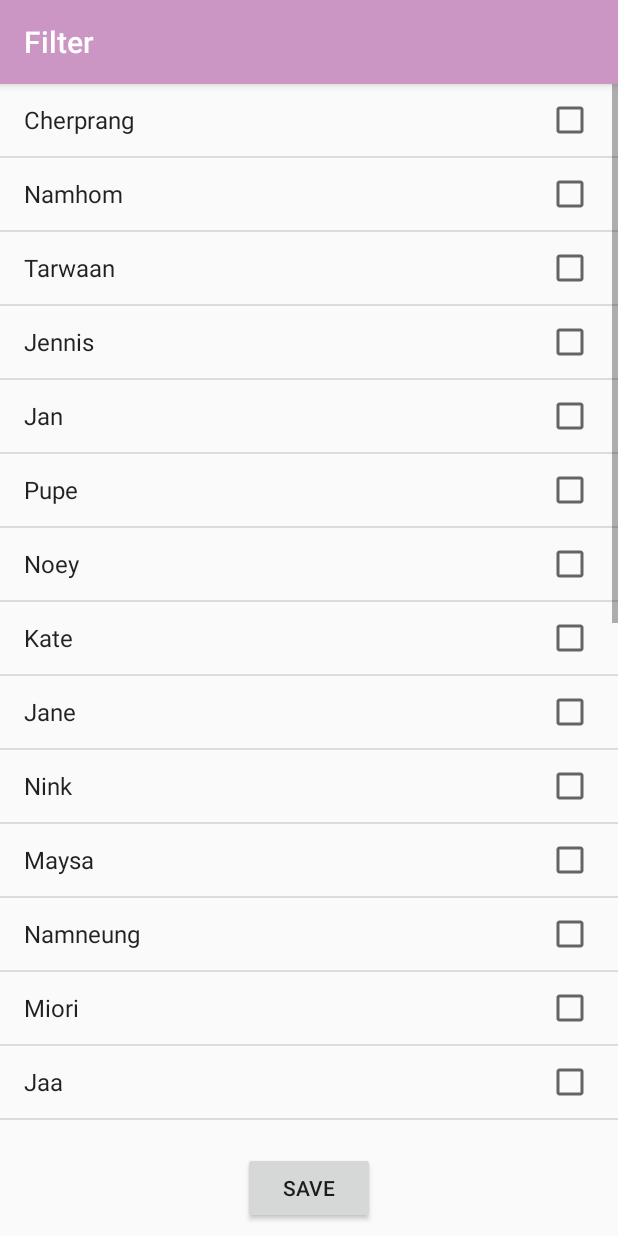
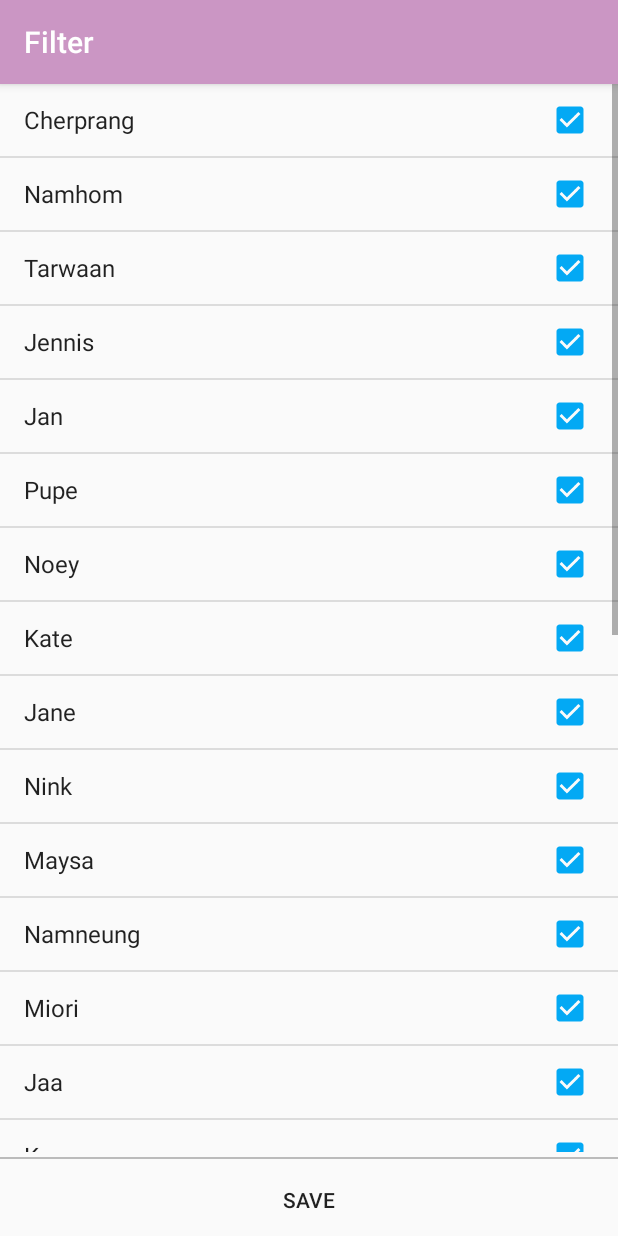
Before and after one commit to chin8628/final_project_android, an Android app: the screen it shows after launch (FilterActivity), in the options menu, after a tap on "Filter", on a phone screen of 412 x 824 dp. Run offline under Robolectric (Android 15) with nearby library versions, the phone set to English and light mode, and no system bars; our stand-ins replace ButterKnife; libraries missing offline, so code that uses them is left out: com.wang.avi, ss.com.bannerslider; pictures from the network do not load; 5 statements that could not run were skipped.

Commit message:
Fixed bug filter (checked wrong item) and don't load data after filter.

```diff
--- a/app/src/main/java/kmitl/fina/boonyarith58070077/bnk48feed/FilterActivity.java
+++ b/app/src/main/java/kmitl/fina/boonyarith58070077/bnk48feed/FilterActivity.java
@@ -9,15 +9,11 @@ import android.util.SparseBooleanArray;
 import android.view.View;
 import android.widget.AdapterView;
 import android.widget.ArrayAdapter;
-import android.widget.Button;
 import android.widget.ListView;
-import android.widget.Toast;
 
-import java.lang.reflect.Array;
 import java.util.ArrayList;
 import java.util.List;
 
-import butterknife.BindView;
 import butterknife.ButterKnife;
 import butterknife.OnClick;
 import kmitl.fina.boonyarith58070077.bnk48feed.model.member.Member;
@@ -32,7 +28,6 @@ public class FilterActivity extends AppCompatActivity {
     protected void onCreate(Bundle savedInstanceState) {
         super.onCreate(savedInstanceState);
         setContentView(R.layout.activity_filter);
-
         ButterKnife.bind(this);
 
         this.listView = findViewById(R.id.list_view);
@@ -44,22 +39,31 @@ public class FilterActivity extends AppCompatActivity {
         ArrayAdapter<String> adapter = new ArrayAdapter<String> (
                 this,
                 android.R.layout.simple_list_item_multiple_choice,
-                android.R.id.text1, this.listViewItems
+                android.R.id.text1,
+                this.listViewItems
         );
+        this.listView.setAdapter(adapter);
 
-        this.listView.setAdapter(adapter);
+        Log.d("www", "filter" + Member.getMemberFilter());
+        for (String member: Member.getMemberFilter()) {
+            this.listView.setItemChecked(Member.getMember().indexOf(member), true);
+        }
+
         sparseBooleanArray = listView.getCheckedItemPositions();
 
         Member.clearFilter();
-
+        final List<String> filter_member = new ArrayList<String>();
         listView.setOnItemClickListener(new AdapterView.OnItemClickListener() {
             @Override
             public void onItemClick(AdapterView<?> parent, View view, int position, long id) {
                 for (int i=0; i<sparseBooleanArray.size(); i++) {
                     if (sparseBooleanArray.valueAt(i)) {
-                        Member.addMemberFilter(listViewItems.get(sparseBooleanArray.keyAt(i)).toLowerCase());
+                        filter_member.add(listViewItems.get(sparseBooleanArray.keyAt(i)).toLowerCase());
                     }
                 }
+                Log.d("www", "filter after add>> " + filter_member.toString());
+                Member.setMemberFilter(filter_member);
+                Log.d("www", "filter after set>> " + Member.getMemberFilter().toString());
             }
         });
     }
--- a/app/src/main/java/kmitl/fina/boonyarith58070077/bnk48feed/MainActivity.java
+++ b/app/src/main/java/kmitl/fina/boonyarith58070077/bnk48feed/MainActivity.java
@@ -1,9 +1,9 @@
 package kmitl.fina.boonyarith58070077.bnk48feed;
 
 import android.app.Activity;
-import android.app.Instrumentation;
 import android.content.Intent;
 import android.os.Bundle;
+import android.support.annotation.NonNull;
 import android.support.v7.widget.LinearLayoutManager;
 import android.support.v7.widget.RecyclerView;
 import android.util.Log;
@@ -17,9 +17,6 @@ import android.view.Menu;
 import android.view.MenuItem;
 
 import com.wang.avi.AVLoadingIndicatorView;
-
-import java.util.ArrayList;
-import java.util.List;
 
 import kmitl.fina.boonyarith58070077.bnk48feed.api.FacebookApi;
 import kmitl.fina.boonyarith58070077.bnk48feed.model.DisplayModel;
@@ -39,13 +36,13 @@ public class MainActivity extends AppCompatActivity
     protected void onCreate(Bundle savedInstanceState) {
         super.onCreate(savedInstanceState);
         setContentView(R.layout.activity_main);
-        Toolbar toolbar = (Toolbar) findViewById(R.id.toolbar);
+        Toolbar toolbar = findViewById(R.id.toolbar);
         setSupportActionBar(toolbar);
 
         AVLoadingIndicatorView avi = new AVLoadingIndicatorView(this);
         avi.show();
 
-        DrawerLayout drawer = (DrawerLayout) findViewById(R.id.drawer_layout);
+        DrawerLayout drawer = findViewById(R.id.drawer_layout);
         ActionBarDrawerToggle toggle = new ActionBarDrawerToggle(
                 this, drawer, toolbar, R.string.navigation_drawer_open, R.string.navigation_drawer_close);
         drawer.addDrawerListener(toggle);
@@ -54,8 +51,8 @@ public class MainActivity extends AppCompatActivity
         NavigationView navigationView = (NavigationView) findViewById(R.id.nav_view);
         navigationView.setNavigationItemSelectedListener(this);
 
-        member.clearMemberAlreadyGetData();
-        for (String member: Member.getMember()) {
+        Member.clearMemberAlreadyGetData();
+        for (String member: Member.getMemberFilter()) {
             getFeed(member);
         }
     }
@@ -95,13 +92,10 @@ public class MainActivity extends AppCompatActivity
 
     @SuppressWarnings("StatementWithEmptyBody")
     @Override
-    public boolean onNavigationItemSelected(MenuItem item) {
-        // Handle navigation view item clicks here.
+    public boolean onNavigationItemSelected(@NonNull MenuItem item) {
         int id = item.getItemId();
 
         if (id == R.id.nav_camera) {
-            Member.clearMemberAlreadyGetData();
-            getFeed("cherprang", true);
         } else if (id == R.id.nav_gallery) {
 
         } else if (id == R.id.nav_slideshow) {
@@ -114,7 +108,7 @@ public class MainActivity extends AppCompatActivity
 
         }
 
-        DrawerLayout drawer = (DrawerLayout) findViewById(R.id.drawer_layout);
+        DrawerLayout drawer = findViewById(R.id.drawer_layout);
         drawer.closeDrawer(GravityCompat.START);
         return true;
     }
@@ -125,13 +119,8 @@ public class MainActivity extends AppCompatActivity
 
     private void getFeed(final String name, boolean clear) {
         // if `clear` is true then clear all data in FacebookDataList
-
-        Member.addMemberFilter(name);
         displayModel.clearData();
         callApi(name);
-
-        Log.d("www", Member.getMember().toString());
-        Log.d("www", Member.getMemberFilter().toString());
     }
 
     private void callApi(final String name) {
@@ -145,14 +134,14 @@ public class MainActivity extends AppCompatActivity
         FacebookApi api = retrofit.create(FacebookApi.class);
         api.getFeed(name).enqueue(new retrofit2.Callback<FacebookModel>() {
             @Override
-            public void onResponse(retrofit2.Call<FacebookModel> call, retrofit2.Response<FacebookModel> response) {
+            public void onResponse(@NonNull retrofit2.Call<FacebookModel> call, @NonNull retrofit2.Response<FacebookModel> response) {
                 Log.d("Response", "onResponse: " + name);
                 displayModel.setFacebookDataList(response.body());
                 member.addAlreadyGotMember(name);
             }
 
             @Override
-            public void onFailure(retrofit2.Call<FacebookModel> call, Throwable t) {
+            public void onFailure(@NonNull retrofit2.Call<FacebookModel> call, @NonNull Throwable t) {
                 Log.d("Response", "onFailure " + name);
                 member.addAlreadyGotMember(name);
             }
@@ -163,7 +152,7 @@ public class MainActivity extends AppCompatActivity
         RecyclerView list = findViewById(R.id.recyclerView);
         list.setLayoutManager(new LinearLayoutManager(this));
         PostAdapter adapter = new PostAdapter(this);
-        adapter.setData(this.displayModel.getFacebookDataList());
+        adapter.setData(this.displayModel.getFilteredFacebookDataList());
         list.setAdapter(adapter);
     }
 
@@ -175,19 +164,9 @@ public class MainActivity extends AppCompatActivity
 
     @Override
     public void onActivityResult(int requestCode, int resultCode, Intent data) {
-        Log.d("www", requestCode + " " + resultCode + ' ' + Activity.RESULT_OK);
-
         if (requestCode == 1) {
-            if(resultCode == Activity.RESULT_OK){
-                Member.clearMemberAlreadyGetData();
-                List<String> members = new ArrayList<String>();
-
-                // Deep copy DIY style
-                members.addAll(Member.getMemberFilter());
-
-                for(String member: members) {
-                    getFeed(member, true);
-                }
+            if(resultCode == Activity.RESULT_OK){display();
+                display();
             }
         }
     }
--- a/app/src/main/java/kmitl/fina/boonyarith58070077/bnk48feed/model/DisplayModel.java
+++ b/app/src/main/java/kmitl/fina/boonyarith58070077/bnk48feed/model/DisplayModel.java
@@ -1,10 +1,12 @@
 package kmitl.fina.boonyarith58070077.bnk48feed.model;
 
 import android.annotation.SuppressLint;
+import android.media.FaceDetector;
 import android.util.Log;
 
 import java.text.ParseException;
 import java.text.SimpleDateFormat;
+import java.util.ArrayList;
 import java.util.Collections;
 import java.util.Comparator;
 import java.util.Date;
@@ -14,6 +16,7 @@ import java.util.TimeZone;
 import kmitl.fina.boonyarith58070077.bnk48feed.model.facebook.FacebookData;
 import kmitl.fina.boonyarith58070077.bnk48feed.model.facebook.FacebookModel;
 import kmitl.fina.boonyarith58070077.bnk48feed.model.facebook.FacebookProfile;
+import kmitl.fina.boonyarith58070077.bnk48feed.model.member.Member;
 
 public class DisplayModel {
 
@@ -22,6 +25,19 @@ public class DisplayModel {
     public DisplayModel() { }
 
     public List<FacebookData> getFacebookDataList() {
+        return facebookDataList;
+    }
+
+    public List<FacebookData> getFilteredFacebookDataList() {
+        List<FacebookData> facebookDataList = new ArrayList<FacebookData>();
+
+        for(FacebookData facebookData: this.facebookDataList) {
+            String name_system = facebookData.getFacebookProfile().getNameSystem();
+            if (Member.getMemberFilter().contains(name_system)) {
+                facebookDataList.add(facebookData);
+            }
+        }
+
         return facebookDataList;
     }
 
@@ -35,9 +51,8 @@ public class DisplayModel {
         facebookProfile.setAbout(facebookModel.getAbout());
         facebookProfile.setName(facebookModel.getName());
         facebookProfile.setPhotos(facebookModel.getPhotos());
+//        facebookProfile.setNameSystem(Member.getNameSystem(facebookModel.getId()));
 
-        Log.d("setFacebookDataList", facebookModel.getName());
-        Log.d("setFacebookDataList", facebookModel.getFacebookFeed().getPaging().getNext());
         for(FacebookData facebookData : facebookModel.getFacebookFeed().getData()) {
             facebookData.setFacebookProfile(facebookProfile);
         }
--- a/app/src/main/java/kmitl/fina/boonyarith58070077/bnk48feed/model/facebook/FacebookProfile.java
+++ b/app/src/main/java/kmitl/fina/boonyarith58070077/bnk48feed/model/facebook/FacebookProfile.java
@@ -1,8 +1,4 @@
 package kmitl.fina.boonyarith58070077.bnk48feed.model.facebook;
-
-/**
- * Created by Boonyarith on 22/11/2560.
- */
 
 public class FacebookProfile {
 
@@ -10,6 +6,7 @@ public class FacebookProfile {
     private String name;
     private String about;
     private Photos photos;
+    private String nameSystem;
 
     public String getId() {
         return id;
@@ -42,4 +39,12 @@ public class FacebookProfile {
     public void setPhotos(Photos photos) {
         this.photos = photos;
     }
+
+    public String getNameSystem() {
+        return nameSystem;
+    }
+
+    public void setNameSystem(String nameSystem) {
+        this.nameSystem = nameSystem;
+    }
 }
--- a/app/src/main/java/kmitl/fina/boonyarith58070077/bnk48feed/model/member/Member.java
+++ b/app/src/main/java/kmitl/fina/boonyarith58070077/bnk48feed/model/member/Member.java
@@ -1,7 +1,15 @@
 package kmitl.fina.boonyarith58070077.bnk48feed.model.member;
 
+import android.util.ArraySet;
+
+import java.lang.reflect.Array;
 import java.util.ArrayList;
+import java.util.Arrays;
+import java.util.HashMap;
+import java.util.HashSet;
 import java.util.List;
+import java.util.Map;
+import java.util.Set;
 
 public class Member {
 
@@ -10,9 +18,50 @@ public class Member {
             "nink", "maysa", "namneung", "miori", "jaa", "kaew", "can", "mind", "orn", "namsai",
             "mobile", "music", "pun", "piam", "satchan", "jib", "korn", "kaimook", "izutarina"
     };
+
+    // If I have more time, this properties should be migrate to server instead this
+    private final static HashMap<String, String> facebookID;
+    static {
+        facebookID = new HashMap<String, String>();
+        facebookID.put("cherprang", "1244451205642938");
+        facebookID.put("namhom", "191331801345573");
+        facebookID.put("tarwaan", "1853455571604493");
+        facebookID.put("jennis", "377477525964786");
+        facebookID.put("jan", "1623170274656810");
+        facebookID.put("pupe", "1784166245236547");
+        facebookID.put("noey", "302183486851617");
+        facebookID.put("kate", "404488706585305");
+        facebookID.put("jane", "1836134889992813");
+        facebookID.put("nink", "1155611761204422");
+        facebookID.put("maysa", "224218921376880");
+        facebookID.put("namneung", "626497777542846");
+        facebookID.put("miori", "1747261302163006");
+        facebookID.put("jaa", "678369835689176");
+        facebookID.put("kaew", "244141829364129");
+        facebookID.put("can", "1101940286600866");
+        facebookID.put("mind", "1485756048150292");
+        facebookID.put("orn", "737460709751015");
+        facebookID.put("namsai", "1916912851863580");
+        facebookID.put("mobile", "412136369140053");
+        facebookID.put("music", "719127414916016");
+        facebookID.put("pun", "1766861650299003");
+        facebookID.put("piam", "602655736590296");
+        facebookID.put("satchan", "1687652811533778");
+        facebookID.put("jib", "1639661256329148");
+        facebookID.put("korn", "1372941429435830");
+        facebookID.put("kaimook", "1847059015573535");
+        facebookID.put("izutarina", "192097191312105");
+    }
+
     private static List<String> memberAlreadyGetData = new ArrayList<String>();
-    private static List<String> memberFilter = new ArrayList<String>();
+    private static Set<String> memberFilter = new HashSet<>(Arrays.asList(member));
     private Member.memberListener memberListener;
+
+    public static void setMemberFilter(List<String> memberFilter) {
+        Set<String> filter = new HashSet<>();
+        filter.addAll(memberFilter);
+        Member.memberFilter = filter;
+    }
 
     public interface memberListener {
         void onAllMemberWasSearched();
@@ -22,13 +71,12 @@ public class Member {
         this.memberListener = memberListener;
     }
 
-    public static String[] getMember() {
-        return member;
+    public static List<String> getMember() {
+        return new ArrayList<>(Arrays.asList(Member.member));
     }
 
     public void addAlreadyGotMember(String member) {
         Member.memberAlreadyGetData.add(member);
-
         if (this.isAllMemberWasSearch()) {
             this.memberListener.onAllMemberWasSearched();
         }
@@ -56,10 +104,22 @@ public class Member {
     }
 
     public static List<String> getMemberFilter() {
-        return memberFilter;
+        List<String> member_filer = new ArrayList<>();
+        member_filer.addAll(Member.memberFilter);
+        return member_filer;
     }
 
     public static void clearFilter() {
-        Member.memberFilter = new ArrayList<String>();
+        Member.memberFilter = new HashSet<>();
+    }
+
+    public static String getNameSystem(String facebookId) {
+        for(Map.Entry<String, String> facebookIdItem: Member.facebookID.entrySet()) {
+            if (facebookIdItem.getValue().equals(facebookId)) {
+                return facebookIdItem.getKey();
+            }
+        }
+
+        return "not found";
     }
 }
--- a/app/src/main/res/layout/activity_filter.xml
+++ b/app/src/main/res/layout/activity_filter.xml
@@ -19,14 +19,26 @@
 
     <Button
         android:id="@+id/save"
-        android:layout_width="wrap_content"
+        style="@style/Widget.AppCompat.Button.Borderless"
+        android:layout_width="0dp"
         android:layout_height="wrap_content"
-        android:layout_marginBottom="8dp"
-        android:layout_marginEnd="8dp"
-        android:layout_marginStart="8dp"
         android:layout_weight="1"
+        android:padding="0dp"
         android:text="@string/save"
         app:layout_constraintBottom_toBottomOf="parent"
         app:layout_constraintEnd_toEndOf="parent"
         app:layout_constraintStart_toStartOf="parent" />
+
+    <FrameLayout
+        android:id="@+id/border"
+        android:layout_width="0dp"
+        android:layout_height="1dp"
+        android:background="#bbb"
+        app:layout_constraintBottom_toTopOf="@id/save"
+        app:layout_constraintEnd_toEndOf="parent"
+        app:layout_constraintHorizontal_bias="0.0"
+        app:layout_constraintStart_toStartOf="parent"
+        app:layout_constraintTop_toBottomOf="@id/list_view">
+
+    </FrameLayout>
 </android.support.constraint.ConstraintLayout>
```
